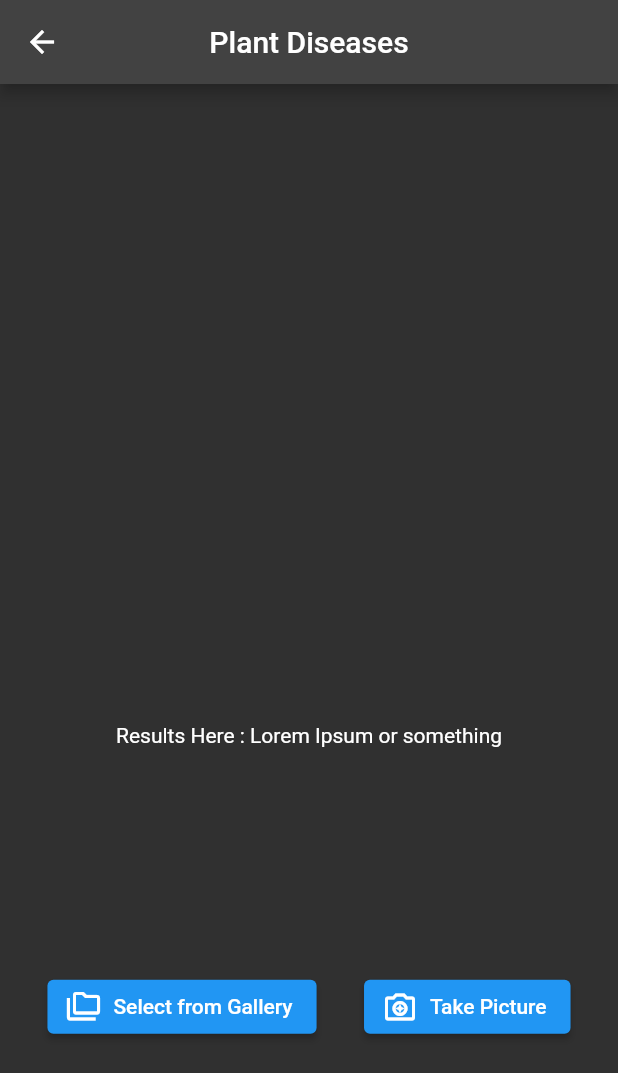
After one commit to edd79/plants_demo, a Flutter app: the PlantDiseases screen opened directly, after a tap on "Take Picture", on a phone screen of 412 x 824 dp. The commit adds this screen. Shown: the top 1073 px of the screen. Run offline on Flutter 3.47's test engine with Material 2 defaults, Android fonts, the phone set to English and light mode, and no system bars; our stand-ins replace camera, image_picker.

Commit message:
added gallery feature

```diff
--- /dev/null
+++ b/lib/src/screens/disease_image_handler.dart
@@ -0,0 +1,97 @@
+import 'package:flutter/material.dart';
+import 'dart:io';
+
+import 'package:image_picker/image_picker.dart';
+
+class PlantDiseases extends StatefulWidget {
+  const PlantDiseases({super.key});
+
+  @override
+  State<PlantDiseases> createState() => _PlantDiseasesState();
+}
+
+class _PlantDiseasesState extends State<PlantDiseases> {
+  bool isImageSelected = false;
+  File? imageFile;
+
+  @override
+  Widget build(BuildContext context) {
+    return Scaffold(
+      appBar: AppBar(
+        title: Text('Plant Diseases'),
+        centerTitle: true,
+      ),
+      body: Column(
+        mainAxisAlignment: MainAxisAlignment.spaceEvenly,
+        children: [
+          const Padding(padding: EdgeInsets.only(bottom: 20)),
+          isImageSelected
+              ? Expanded(
+                  child: Padding(
+                    padding: const EdgeInsets.all(8.0),
+                    child: Image(
+                      image: FileImage(imageFile!),
+                    ),
+                  ),
+                )
+              : Container(),
+          Container(
+            margin: EdgeInsets.all(20),
+            child: Text('Results Here : Lorem Ipsum or something'),
+          ),
+          Row(
+            mainAxisAlignment: MainAxisAlignment.spaceEvenly,
+            children: [
+              ElevatedButton.icon(
+                  onPressed: () async {
+                    await _pickImagefromGallery();
+                  },
+                  label: const Text('Select from Gallery'),
+                  icon: const Icon(Icons.folder_copy_outlined)),
+              ElevatedButton.icon(
+                  onPressed: () async {
+                    await _pickImagefromCamera();
+                  },
+                  label: const Text('Take Picture'),
+                  icon: const Icon(Icons.camera_enhance_outlined))
+            ],
+          )
+        ],
+      ),
+    );
+  }
+
+  _pickImagefromGallery() async {
+    try {
+      final pickedImage =
+          await ImagePicker().pickImage(source: ImageSource.gallery);
+      if (pickedImage != null) {
+        setState(() {
+          imageFile = File(pickedImage.path);
+          isImageSelected = true;
+        });
+      } else {
+        print('User didnt pick any image.');
+      }
+    } catch (e) {
+      print(e.toString());
+    }
+  }
+
+  _pickImagefromCamera() async {
+    try {
+      final pickedImage =
+          await ImagePicker().pickImage(source: ImageSource.camera);
+      if (pickedImage != null) {
+        setState(() {
+          imageFile = File(pickedImage.path);
+          isImageSelected = true;
+        });
+      } else {
+        print('User didnt pick any image.');
+      }
+    } catch (e) {
+      print(e.toString());
+    }
+  }
+}
--- a/lib/src/screens/welcome_screen.dart
+++ b/lib/src/screens/welcome_screen.dart
@@ -4,8 +4,8 @@ import 'package:plants_demo/src/screens/camera_handler.dart';
 import 'package:plants_demo/src/screens/home_page.dart';
 
 class WelcomeScreen extends StatelessWidget {
-  const WelcomeScreen({Key? key, required this.firstCamera}) : super(key: key);
-  final CameraDescription firstCamera;
+  const WelcomeScreen({Key? key}) : super(key: key);
+
 
   @override
   Widget build(BuildContext context) {
@@ -43,10 +43,10 @@ class WelcomeScreen extends StatelessWidget {
                           context,
                           MaterialPageRoute(
                             builder: (context) =>
-                                HomePage(firstCamera: firstCamera),
+                                HomePage(),
                           ));
                     },
-                    child: Text('Get Started round 3'),
+                    child: Text('Get Started'),
                   ),
                 ],
               ),
```
Also changed, not shown: lib/main.dart (+3 -15 lines), lib/src/screens/home_page.dart (+12 -9 lines), lib/src/screens/pest_image_handler.dart (added, +97 -0 lines).
